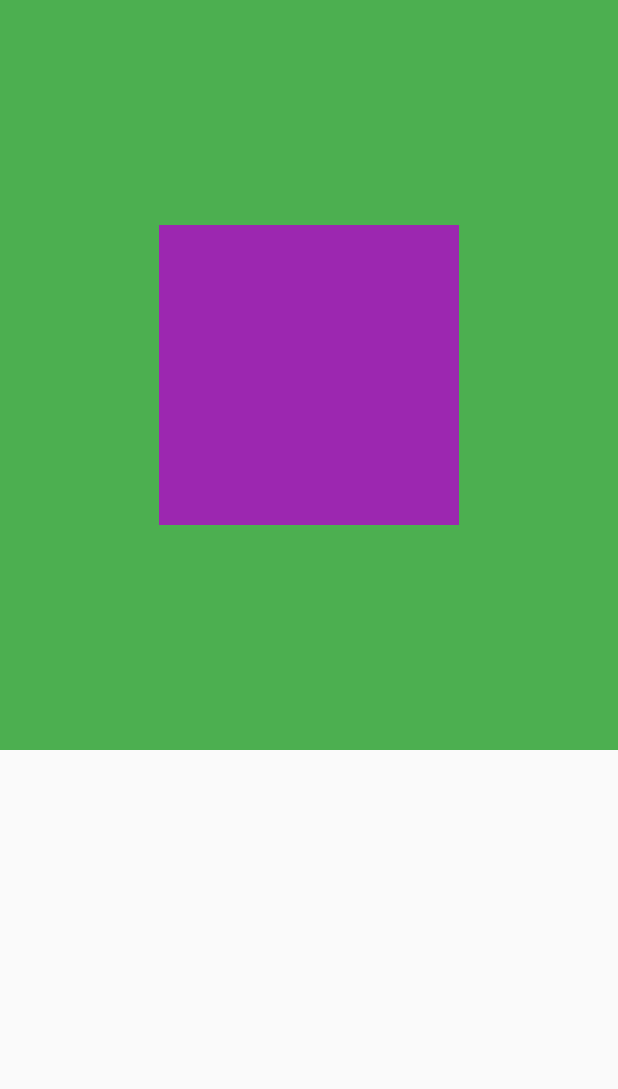
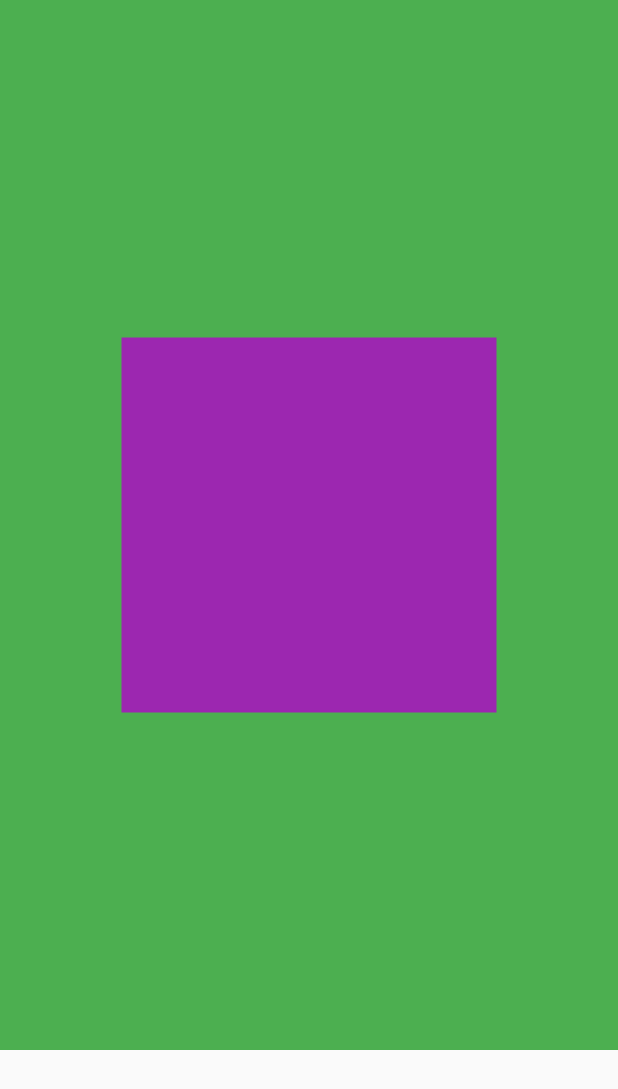
Before and after one commit to FeelinItNowMrKrabs/weva, a Flutter app: the screen it shows after launch, on a phone screen of 412 x 824 dp. Shown: the top 1089 px of the screen. Run offline on Flutter 3.47's test engine with Material 2 defaults, Android fonts, the light colour scheme and no system bars.

Commit message:
Chnage User Interface

```diff
--- a/lib/src/ screens/home.dart
+++ b/lib/src/ screens/home.dart
@@ -5,12 +5,12 @@ class Home extends StatelessWidget {
   Widget build(context) {
     return Container(
       width: double.infinity,
-      height: 500,
+      height: 700,
       color: Colors.green,
       child: Center(
         child: Container(
-          width: 200,
-          height: 200,
+          width: 250,
+          height: 250,
           color: Colors.purple,
         ),
       ),
```
